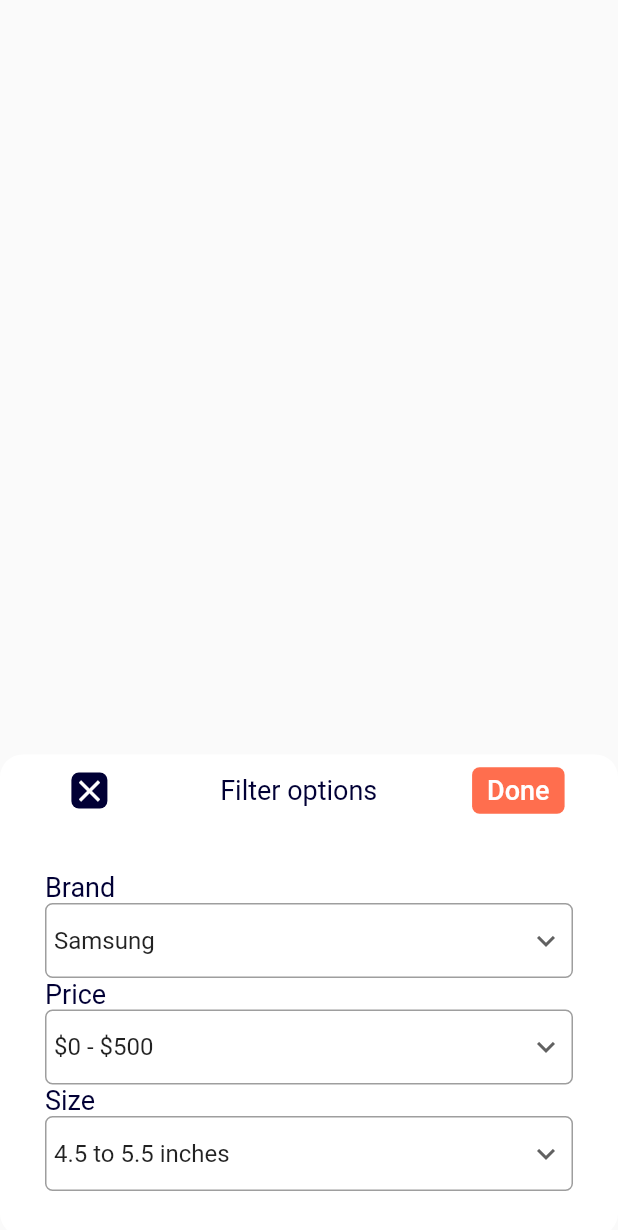
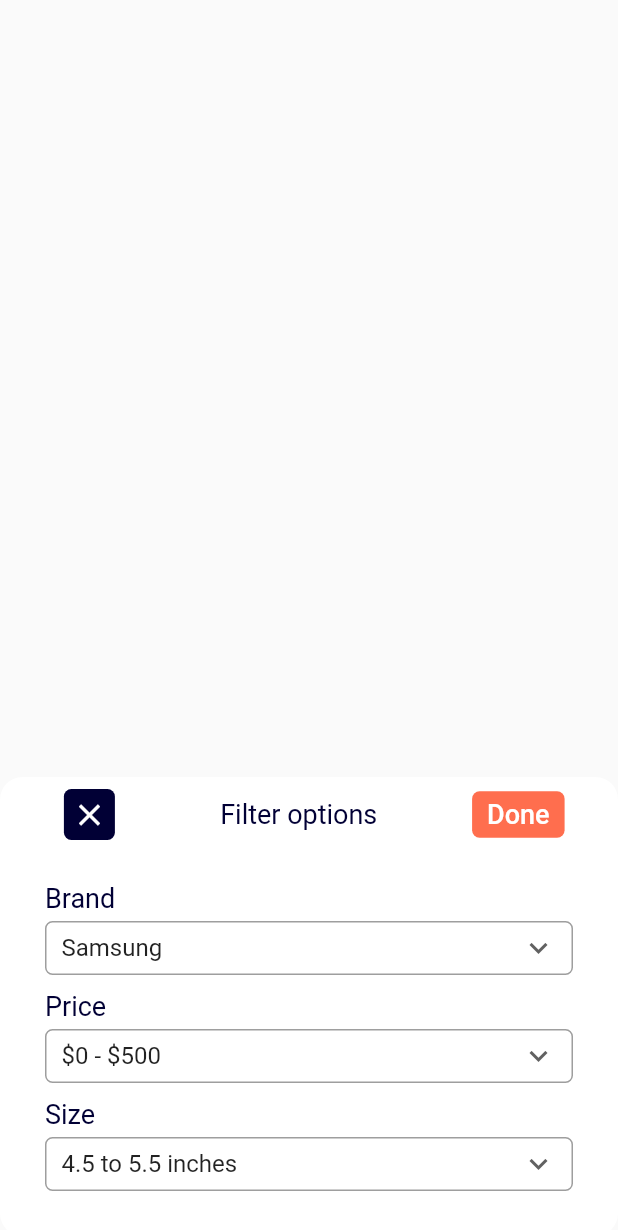
Before and after one commit to Mary126/ecommerce, a Flutter app: the FilterScreen widget shown alone on an empty page, opened directly with empty values, on a phone screen of 412 x 824 dp. Shown: the top 1230 px of the screen. Run offline on Flutter 3.47's test engine with Material 2 defaults, Android fonts, the phone set to English and light mode, and no system bars; our stand-ins replace carousel_slider; network calls fail.

Commit message:
general layout improvements

```diff
--- a/lib/pages/filter_screen.dart
+++ b/lib/pages/filter_screen.dart
@@ -21,6 +21,61 @@ class _FilterScreen extends State<FilterScreen> {
   late FilterSelectionModel currentBrand;
   late FilterSelectionModel currentPrice;
   late FilterSelectionModel currentSize;
+
+  Widget dropdownWidget(String name) {
+    return Container(
+      margin: const EdgeInsets.only(top: 10),
+      child: Column(
+        crossAxisAlignment: CrossAxisAlignment.start,
+        children: [
+          Padding(
+            padding: const EdgeInsets.only(bottom: 5),
+            child: Text(name, style: TextStyle(color: ColorConstant.blueColor, fontSize: 18),),
+          ),
+          Container(
+            width: double.infinity,
+            decoration: BoxDecoration(
+              borderRadius: const BorderRadius.all(Radius.circular(5)),
+              border: Border.all(color: Colors.grey),
+            ),
+            padding: const EdgeInsets.only(left: 10, right: 10, top: 5, bottom: 5),
+            child: DropdownButton<FilterSelectionModel>(
+              isDense: true,
+              value: (name == "Brand") ? currentBrand : (name == "Price") ? currentPrice : currentSize,
+              items: (name == "Brand") ? filterSelections.brandDropdown.map((FilterSelectionModel i) {
+                return DropdownMenuItem<FilterSelectionModel>(
+                  value: i,
+                  child: Text(i.name),
+                );
+              }).toList() : (name == "Price") ? filterSelections.priceDropdown.map((FilterSelectionModel i) {
+                return DropdownMenuItem<FilterSelectionModel>(
+                  value: i,
+                  child: Text(i.name),
+                );
+              }).toList() : filterSelections.sizeDropdown.map((FilterSelectionModel i) {
+                return DropdownMenuItem<FilterSelectionModel>(
+                  value: i,
+                  child: Text(i.name),
+                );
+              }).toList(),
+              onChanged: (FilterSelectionModel? newValue) {
+                setState(() {
+                  switch (name) {
+                    case "Brand": currentBrand = newValue!; break;
+                    case "Price": currentPrice = newValue!; break;
+                    case "Size": currentSize = newValue!; break;
+                  }
+                });
+              },
+              icon: const Icon(Icons.keyboard_arrow_down),
+              isExpanded: true,
+              underline: Container(),
+            ),
+          ),
+        ],
+      ),
+    );
+  }
   @override
   void initState()
   {
@@ -66,6 +121,7 @@ class _FilterScreen extends State<FilterScreen> {
                             borderRadius: const BorderRadius.all(Radius.circular(5)),
                             color: ColorConstant.blueColor,
                           ),
+                          padding: const EdgeInsets.all(5),
                           child: const Icon(Icons.close, color: Colors.white,),
                         ),
                       ),
@@ -86,89 +142,14 @@ class _FilterScreen extends State<FilterScreen> {
                     ],
                   ),
                   Container(
-                    margin: const EdgeInsets.all(30),
+                    margin: const EdgeInsets.only(left: 30, right: 30, bottom: 30, top: 10),
                     width: double.infinity,
                     child: Column(
                       crossAxisAlignment: CrossAxisAlignment.start,
                       children: [
-                        Text("Brand", style: TextStyle(color: ColorConstant.blueColor, fontSize: 18),),
-                        Container(
-                          width: double.infinity,
-                          decoration: BoxDecoration(
-                            borderRadius: const BorderRadius.all(Radius.circular(5)),
-                            border: Border.all(color: Colors.grey),
-                          ),
-                          padding: const EdgeInsets.only(left: 5, right: 5),
-                          child: DropdownButton<FilterSelectionModel>(
-                            value: currentBrand,
-                            items: filterSelections.brandDropdown.map((FilterSelectionModel i) {
-                              return DropdownMenuItem<FilterSelectionModel>(
-                                value: i,
-                                child: Text(i.name),
-                              );
-                            }).toList(),
-                            onChanged: (FilterSelectionModel? newValue) {
-                              setState(() {
-                                currentBrand = newValue!;
-                              });
-                            },
-                            icon: const Icon(Icons.keyboard_arrow_down),
-                            isExpanded: true,
-                            underline: Container(),
-                          ),
-                        ),
-                        Text("Price", style: TextStyle(color: ColorConstant.blueColor, fontSize: 18)),
-                        Container(
-                          width: double.infinity,
-                          decoration: BoxDecoration(
-                            borderRadius: const BorderRadius.all(Radius.circular(5)),
-                            border: Border.all(color: Colors.grey),
-                          ),
-                          padding: const EdgeInsets.only(left: 5, right: 5),
-                          child: DropdownButton<FilterSelectionModel>(
-                            value: currentPrice,
-                            items: filterSelections.priceDropdown.map((FilterSelectionModel i) {
-                              return DropdownMenuItem<FilterSelectionModel>(
-                                value: i,
-                                child: Text(i.name),
-                              );
-                            }).toList(),
-                            onChanged: (FilterSelectionModel? newValue) {
-                              setState(() {
-                                currentPrice = newValue!;
-                              });
-                            },
-                            icon: const Icon(Icons.keyboard_arrow_down),
-                            isExpanded: true,
-                            underline: Container(),
-                          ),
-                        ),
-                        Text("Size", style: TextStyle(color: ColorConstant.blueColor, fontSize: 18)),
-                        Container(
-                          width: double.infinity,
-                          decoration: BoxDecoration(
-                            borderRadius: const BorderRadius.all(Radius.circular(5)),
-                            border: Border.all(color: Colors.grey),
-                          ),
-                          padding: const EdgeInsets.only(left: 5, right: 5),
-                          child: DropdownButton<FilterSelectionModel>(
-                            value: currentSize,
-                            items: filterSelections.sizeDropdown.map((FilterSelectionModel i) {
-                              return DropdownMenuItem<FilterSelectionModel>(
-                                value: i,
-                                child: Text(i.name),
-                              );
-                            }).toList(),
-                            onChanged: (FilterSelectionModel? newValue) {
-                              setState(() {
-                                currentSize = newValue!;
-                              });
-                            },
-                            icon: const Icon(Icons.keyboard_arrow_down),
-                            isExpanded: true,
-                            underline: Container(),
-                          ),
-                        ),
+                        dropdownWidget("Brand"),
+                        dropdownWidget("Price"),
+                        dropdownWidget("Size"),
                       ],
                     ),
                   )
```
Also changed, not shown: lib/pages/cart_screen.dart (+7 -4 lines), lib/pages/main_screen.dart (+43 -4 lines), lib/pages/product_screen.dart (+5 -15 lines), assets/images/qr_code.png (added), assets/images/search_orange.png (added).
